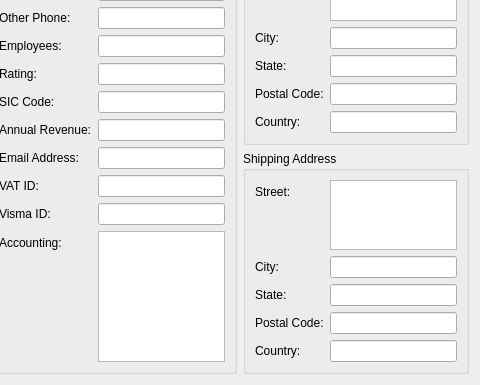
The window that client/src/details/accountdetails.ui (KDAB/FatCRM) describes before a commit, drawn with Qt 5; both pictures show x 211 to 691 and y 89 to 474 of the 691 by 474 pixel window.
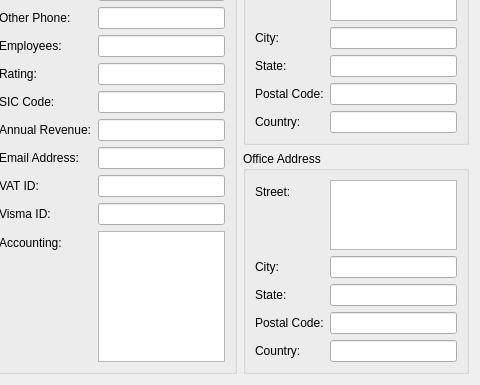
The same window after the commit. Custom widgets are drawn as their Qt base class.

Commit message:
FATCRM-62: Shipping Address -> Office Address
We don't ship people ;)

The edit to the form file:
```diff
--- a/client/src/details/accountdetails.ui
+++ b/client/src/details/accountdetails.ui
@@ -297,7 +297,7 @@
    <item row="1" column="2">
     <widget class="QGroupBox" name="groupBox_4">
      <property name="title">
-      <string>Shipping Address</string>
+      <string>Office Address</string>
      </property>
      <layout class="QFormLayout" name="formLayout_4">
       <property name="fieldGrowthPolicy">
```
The commit also changes 1 other file.
